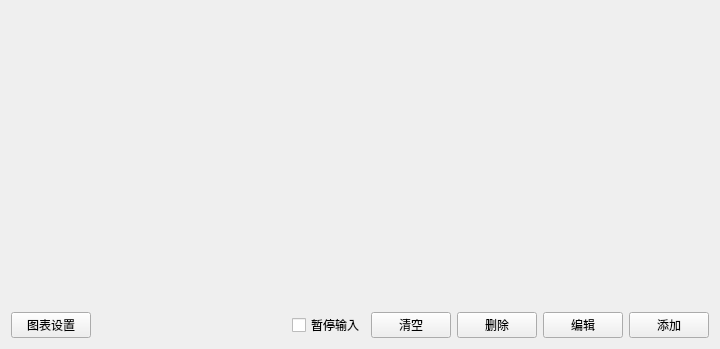
This is src/pages/page/charts/xyserial/SAKChartsXYSerialWidget.ui in x-tools-author/x-tools as Qt 5 draws it before an edit. The edited form follows.
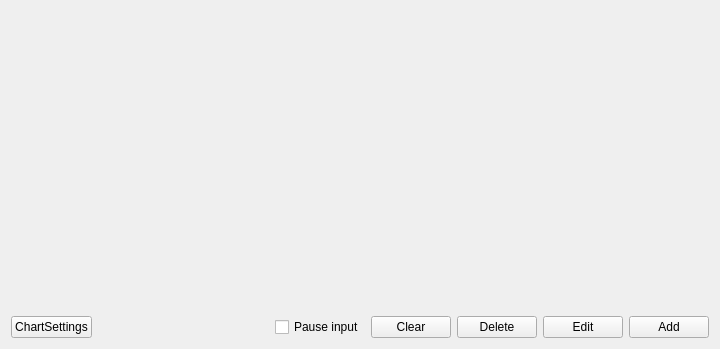
This is the edited form.

Patch:
```diff
--- a/src/pages/page/charts/xyserial/SAKChartsXYSerialWidget.ui
+++ b/src/pages/page/charts/xyserial/SAKChartsXYSerialWidget.ui
@@ -17,7 +17,7 @@
    <item row="1" column="4">
     <widget class="QPushButton" name="deletePushButton">
      <property name="text">
-      <string>删除</string>
+      <string>Delete</string>
      </property>
     </widget>
    </item>
@@ -37,21 +37,21 @@
    <item row="1" column="5">
     <widget class="QPushButton" name="editPushButton">
      <property name="text">
-      <string>编辑</string>
+      <string>Edit</string>
      </property>
     </widget>
    </item>
    <item row="1" column="0">
     <widget class="QPushButton" name="chartSettingsPushButton">
      <property name="text">
-      <string>图表设置</string>
+      <string>ChartSettings</string>
      </property>
     </widget>
    </item>
    <item row="1" column="3">
     <widget class="QPushButton" name="clearPushButton">
      <property name="text">
-      <string>清空</string>
+      <string>Clear</string>
      </property>
     </widget>
    </item>
@@ -68,14 +68,14 @@
    <item row="1" column="6">
     <widget class="QPushButton" name="addPushButton">
      <property name="text">
-      <string>添加</string>
+      <string>Add</string>
      </property>
     </widget>
    </item>
    <item row="1" column="2">
     <widget class="QCheckBox" name="pauseCheckBox">
      <property name="text">
-      <string>暂停输入</string>
+      <string>Pause input</string>
      </property>
     </widget>
    </item>
```
Left out of the diff: 2 changed lines with no effect on the pictures.
